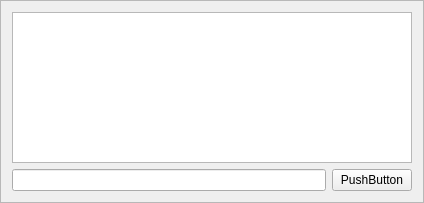
Old version of the form ui/tag_request.ui in the repository slaclab/paws.
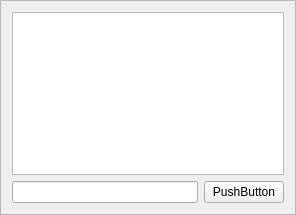
New version of the form.

Diff of the .ui file:
```diff
--- a/ui/tag_request.ui
+++ b/ui/tag_request.ui
@@ -6,8 +6,8 @@
    <rect>
     <x>0</x>
     <y>0</y>
-    <width>424</width>
-    <height>203</height>
+    <width>296</width>
+    <height>215</height>
    </rect>
   </property>
   <property name="windowTitle">
```
